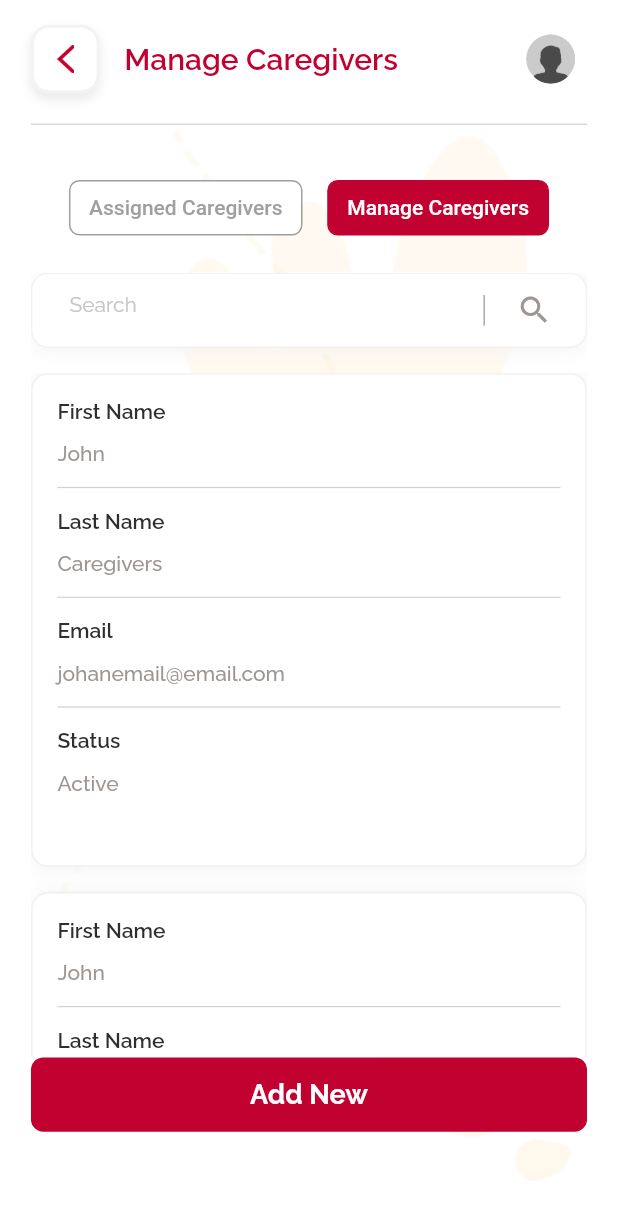
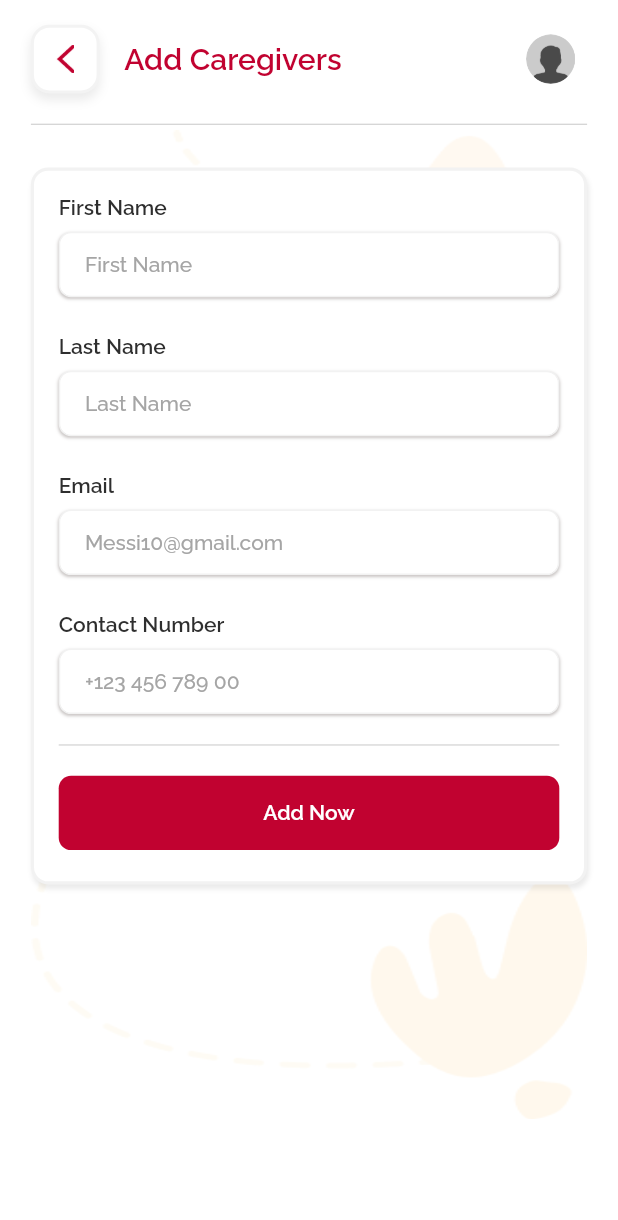
Before and after one commit to App-Jinn-byte/we_skool_app, a Flutter app: the CaregiversScreen screen opened directly, item 2 of the bottom bar chosen, after a tap on "Add New", on a phone screen of 412 x 824 dp. Shown: the top 1220 px of the screen. Run offline on Flutter 3.47's test engine with Material 2 defaults, Android fonts, the phone set to English and light mode, and no system bars; drawn by our look-alikes of buttons_tabbar; our stand-ins replace carousel_slider, dotted_border, fluttertoast, lottie, pin_input_text_field, shared_preferences and 1 more; missing offline and left inert: date_time_format, flutter_animated_dialog; accounts and stored records are empty.

Commit message:
add_caregivers Screen Create

```diff
--- a/lib/main.dart
+++ b/lib/main.dart
@@ -3,9 +3,6 @@ import 'package:flutter/services.dart';
 import 'package:provider/provider.dart';
 import 'package:we_skool_app/providers/multi_providers.dart';
 import 'package:we_skool_app/routes/routes.dart';
-
-
-
 
 
 
@@ -38,6 +35,7 @@ class MyApp extends StatelessWidget {
 
 
 
+
       ),
     );
   }
--- /dev/null
+++ b/lib/screens/add_caregivers/add_caregivers.dart
@@ -0,0 +1,62 @@
+import 'package:flutter/material.dart';
+import 'package:we_skool_app/res/assets.dart';
+import 'package:we_skool_app/res/colors.dart';
+import 'package:we_skool_app/res/res.dart';
+import 'package:we_skool_app/screens/add_caregivers/add_caregivers_components.dart';
+
+import '../../widgets/common_widgets.dart';
+
+class AddCaregivers extends StatefulWidget {
+  const AddCaregivers({super.key});
+
+  @override
+  State<AddCaregivers> createState() => _AddCaregiversState();
+}
+
+class _AddCaregiversState extends State<AddCaregivers> {
+  final Addcaregiverscomponents _addcaregiverscomponents = Addcaregiverscomponents();
+  @override
+  Widget build(BuildContext context) {
+    initializeResources(context: context);
+
+    return SafeArea(
+        child: Scaffold(
+      body: Container(
+        height: sizes!.height,
+        width: sizes!.width,
+        color: AppColors.pureWhiteColor,
+        child: SingleChildScrollView(
+          child: Column(
+            children: [
+              CommonWidgets.appBarIconImageText(
+                  text: "Add Caregivers",
+                  image: "",
+                  isDataFetched: false,
+                  onPressMenu: () {
+                    Navigator.pop(context);
+                  }),
+              Container(
+                height: sizes!.height * 0.80,
+                margin: EdgeInsets.symmetric(horizontal: getWidth() * 0.05),
+                decoration: const BoxDecoration(
+                  image: DecorationImage(
+                      image: AssetImage(Assets.lightBackground),
+                      fit: BoxFit.fill),
+                ),
+                child: Column(
+
+                  children: [
+                    SizedBox(height: getHeight()*0.03,),
+                    _addcaregiverscomponents.myAddCaregiver(height: getHeight()*0.58),
+
+
+                  ],
+                ),
+              ),
+            ],
+          ),
+        ),
+      ),
+    ));
+  }
+}
--- /dev/null
+++ b/lib/screens/add_caregivers/add_caregivers_components.dart
@@ -0,0 +1,133 @@
+
+
+import 'package:flutter/material.dart';
+import 'package:we_skool_app/res/assets.dart';
+import 'package:we_skool_app/widgets/common_widgets.dart';
+import 'package:we_skool_app/widgets/text_views.dart';
+
+import '../../res/colors.dart';
+import '../../res/res.dart';
+
+class Addcaregiverscomponents{
+   Widget myAddCaregiver(
+      {
+        @required double? height
+    }) {
+    return Container(
+      height: height ?? getHeight() * 0.58,
+      width: getWidth(),
+      decoration: BoxDecoration(
+           shape: BoxShape.rectangle,
+          color: AppColors.pureWhiteColor,
+          border:
+              Border.all(color: AppColors.borderColor, width: getWidth() * 0.005),
+        boxShadow: const [
+          BoxShadow(
+              color: AppColors.shadow, blurRadius: 2, offset: Offset(1, 3))
+        ],
+
+        borderRadius: BorderRadius.all(Radius.circular(getHeight() * .014)),
+      ),
+      child: Padding(
+        padding: EdgeInsets.all(getHeight()*0.02),
+        child: Column(
+          crossAxisAlignment: CrossAxisAlignment.start,
+          children: [
+            TextView.size14Text('First Name', color: AppColors.textColor,fontFamily: Assets.raleWaySemiBold,fontWeight: FontWeight.w600),
+            SizedBox(height: getHeight()*0.01,),
+            mytextField(
+              hint: 'First Name',
+            ),
+            SizedBox(height: getHeight()*0.03,),
+
+            TextView.size14Text('Last Name', color: AppColors.textColor,fontFamily: Assets.raleWaySemiBold,fontWeight: FontWeight.w600),
+            SizedBox(height: getHeight()*0.01,),
+            mytextField(
+              hint: 'Last Name',
+            ),
+               SizedBox(height: getHeight()*0.03,),
+
+            TextView.size14Text('Email', color: AppColors.textColor,fontFamily: Assets.raleWaySemiBold,fontWeight: FontWeight.w600),
+            SizedBox(height: getHeight()*0.01,),
+            mytextField(
+              hint: 'Messi10@gmail.com',
+            ),
+                 SizedBox(height: getHeight()*0.03,),
+
+            TextView.size14Text('Contact Number', color: AppColors.textColor,fontFamily: Assets.raleWaySemiBold,fontWeight: FontWeight.w600),
+            SizedBox(height: getHeight()*0.01,),
+            mytextField(
+              hint: '+123 456 789 00',
+            ),
+            SizedBox(height: getHeight()*0.02,),
+
+            myDivider(),
+            SizedBox(height: getHeight()*0.02,),
+
+            CommonWidgets.getButton(onPress: (){},text: 'Add Now',height: getHeight()*0.06,fontFamily: Assets.raleWaySemiBold,fontWeight: FontWeight.w600,fontSize: sizes!.fontSize14,)
+          ],
+
+        ),
+      ),
+    );
+
+
+
+}
+Widget myDivider() {
+    return Divider(
+        height: getHeight() * 0.01,
+        thickness: getHeight() * 0.001,
+        color: AppColors.dividerColor);
+  }
+  Widget mytextField(
+      {TextEditingController? textEditingController,
+      bool? obscureText,
+      String? hint,
+      TextInputType? textInputType,
+      double? width,
+      Widget? icon,
+      Color? borderColor,
+      Color? bgColor}) {
+    return Container(
+      height: getHeight() * 0.053,
+      width: width ?? sizes!.width,
+      decoration: BoxDecoration(
+          boxShadow: const [
+            BoxShadow(
+                color: AppColors.hintTextGreyColor,
+                blurRadius: 1,
+                offset: Offset(0, 1))
+          ],
+          color: bgColor ?? AppColors.pureWhiteColor,
+          border: Border.all(color:AppColors.borderColor ),
+
+          borderRadius: BorderRadius.all(Radius.circular(getHeight() * .01))),
+      child: TextField(
+        controller: textEditingController,
+        obscureText: obscureText ?? false,
+        cursorHeight: getHeight() * .025,
+        keyboardType: textInputType ?? TextInputType.text,
+        cursorColor: AppColors.blackTextColor,
+        style: TextStyle(
+          color: AppColors.blackTextColor,
+          fontSize: sizes!.fontSize14,
+          fontFamily: Assets.raleWayRegular,
+        ),
+        textInputAction: TextInputAction.next,
+        decoration: InputDecoration(
+
+            border: InputBorder.none,
+            contentPadding: EdgeInsets.only(
+                left: getWidth() * .04, bottom: getHeight() * 0.008),
+            hintText: hint ?? "",
+            alignLabelWithHint: false,
+            hintStyle: TextStyle(
+              color: AppColors.grey2colrtext,
+              fontSize: sizes!.fontSize14,
+              fontFamily: Assets.raleWayMedium,
+            )),
+      ),
+    );
+  }
+}
--- a/lib/screens/caregivers/caregivers.dart
+++ b/lib/screens/caregivers/caregivers.dart
@@ -2,6 +2,7 @@ import 'package:buttons_tabbar/buttons_tabbar.dart';
 import 'package:flutter/material.dart';
 import 'package:we_skool_app/res/colors.dart';
 import 'package:we_skool_app/screens/Read/read_components.dart';
+import 'package:we_skool_app/screens/add_caregivers/add_caregivers.dart';
 import 'package:we_skool_app/screens/caregivers/caregivers_components.dart';
 
 import '../../res/assets.dart';
@@ -118,7 +119,10 @@ class _CaregiversScreenState extends State<CaregiversScreen> {
                                   ),
                                 ),
                                 CommonWidgets.getButton(
-                                    onPress: () {},
+                                    onPress: () {
+                            Navigator.push(context,
+                            MaterialPageRoute(builder: (_) => const AddCaregivers()));
+                                    },
                                     text: 'Add New',
                                     height: getHeight() * 0.06),
                               ],
```
